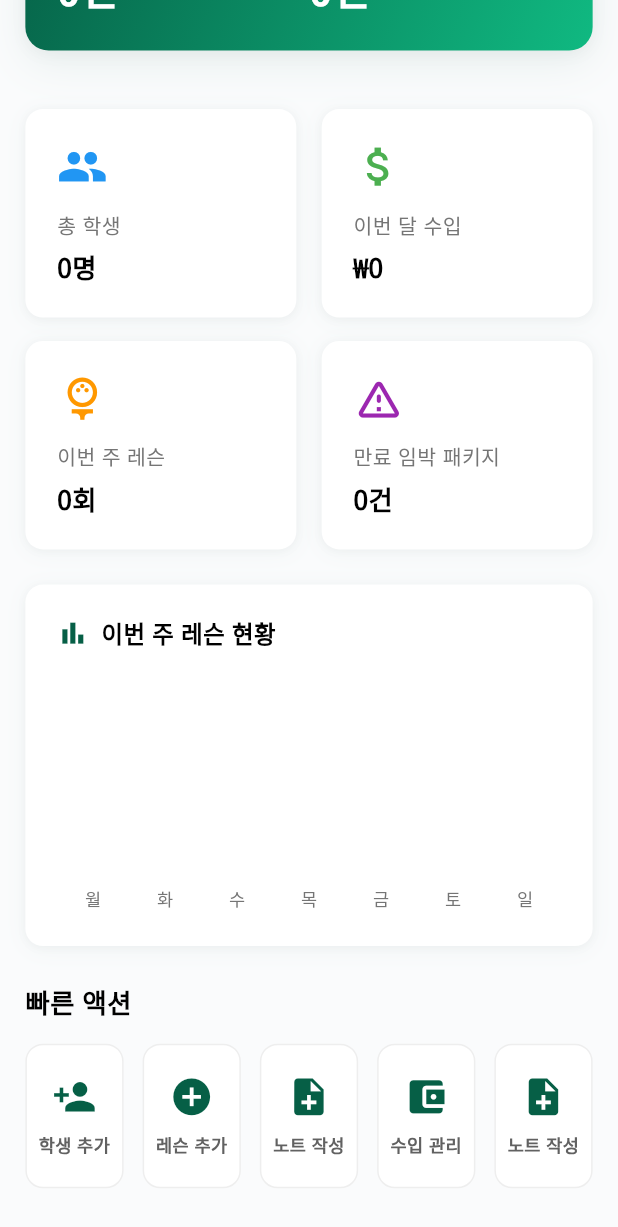
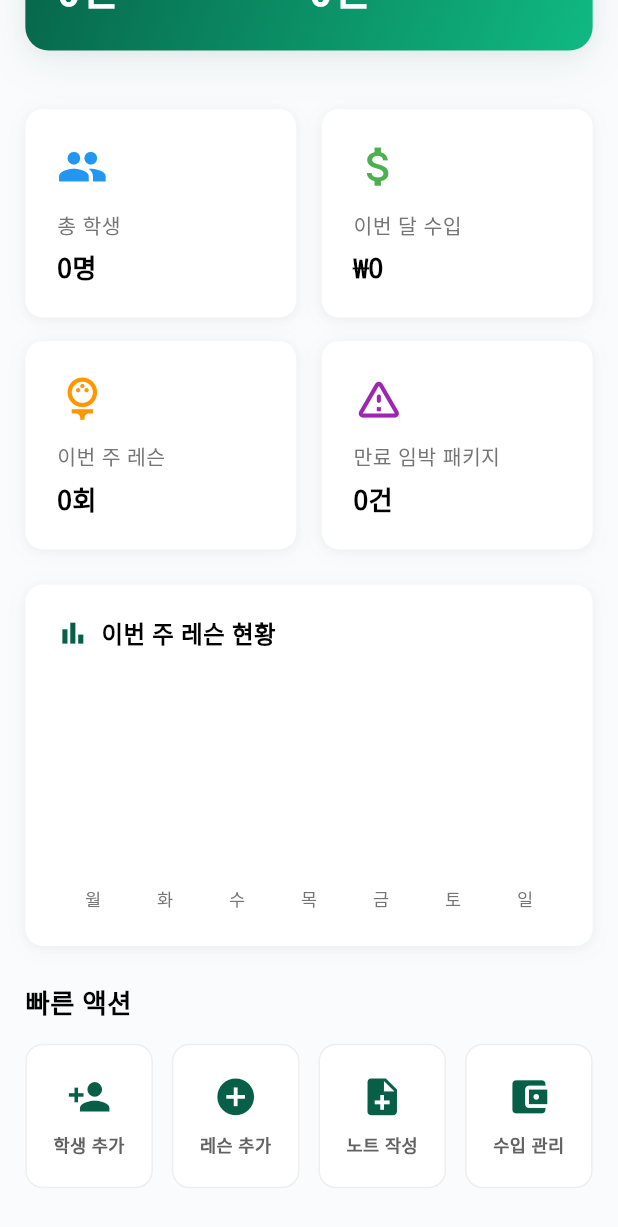
Before and after one commit to moacoms/golfearn-pro, a Flutter app: the DashboardPage screen opened directly, scrolled down 272 dp, on a phone screen of 412 x 824 dp. Shown: the top 1227 px of the screen. Run offline on Flutter 3.47's test engine with Material 3 defaults, Android fonts, the phone set to English and light mode, and no system bars; drawn by our look-alikes of fl_chart; our stand-ins replace flutter_dotenv, flutter_riverpod, flutter_screenutil, go_router, riverpod_annotation, shared_preferences and 1 more; missing offline and left inert: dart:html; accounts and stored records are empty; generated files the repository leaves out were written again.

Commit message:
fix: 대시보드 퀵액션 노트 작성 중복 제거
Co-Authored-By: Claude Opus 4.6 (1M context) <noreply@anthropic.com>

```diff
--- a/lib/features/dashboard/presentation/pages/dashboard_page.dart
+++ b/lib/features/dashboard/presentation/pages/dashboard_page.dart
@@ -933,14 +933,6 @@ class DashboardPage extends ConsumerWidget {
                 onTap: () => context.go('/income'),
               ),
             ),
-            SizedBox(width: 12.w),
-            Expanded(
-              child: _buildActionButton(
-                icon: Icons.note_add,
-                label: '노트 작성',
-                onTap: () => context.go('/lessons'),
-              ),
-            ),
           ],
         ),
       ],
```
Also changed, not shown: 2 other files.
